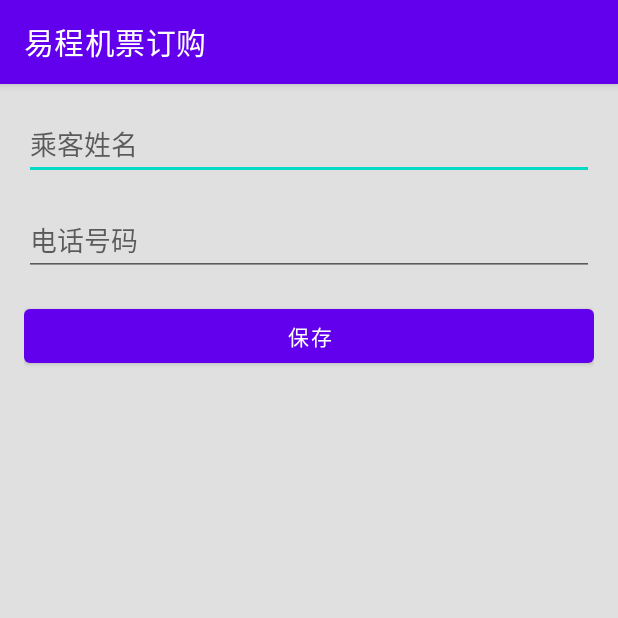
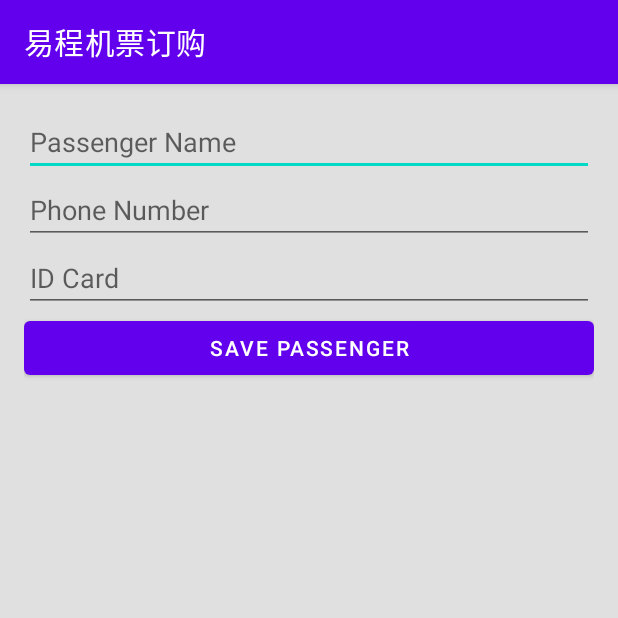
Before and after one commit to Sky-Interest/Book_Airplanetacket, an Android app: the AddPassengerActivity screen opened directly, with no data from a screen before it, on a phone screen of 412 x 824 dp, the top half of it. Run offline under Robolectric (Android 15) with nearby library versions, the phone set to English and light mode, and no system bars.

Commit message:
BUG修复：优化添加乘客逻辑

```diff
--- a/app/src/main/java/com/example/book_airplanetacket/DatabaseHelper.java
+++ b/app/src/main/java/com/example/book_airplanetacket/DatabaseHelper.java
@@ -25,6 +25,7 @@ public class DatabaseHelper extends SQLiteOpenHelper {
     public static final String COLUMN_PASSENGER_ID = "id";
     public static final String COLUMN_PASSENGER_NAME = "name";
     public static final String COLUMN_PHONE_NUMBER = "phone_number";
+    public static final String COLUMN_ID_CARD = "id_card";  // 新增字段：身份证
 
     // 用户表相关字段
     public static final String TABLE_USERS = "users";
@@ -49,7 +50,7 @@ public class DatabaseHelper extends SQLiteOpenHelper {
 
     // 数据库名称和版本
     private static final String DATABASE_NAME = "air_ticket_booking.db";
-    private static final int DATABASE_VERSION = 3;
+    private static final int DATABASE_VERSION = 4; // 更新数据库版本
 
     // 创建表的 SQL 语句
     private static final String SQL_CREATE_TICKETS_TABLE = "CREATE TABLE " +
@@ -71,7 +72,8 @@ public class DatabaseHelper extends SQLiteOpenHelper {
             TABLE_PASSENGERS + "(" +
             COLUMN_PASSENGER_ID + " INTEGER PRIMARY KEY AUTOINCREMENT, " +
             COLUMN_PASSENGER_NAME + " TEXT, " +
-            COLUMN_PHONE_NUMBER + " TEXT" +
+            COLUMN_PHONE_NUMBER + " TEXT, " +
+            COLUMN_ID_CARD + " TEXT" +  // 新增字段：身份证
             ")";
 
     private static final String SQL_CREATE_USERS_TABLE = "CREATE TABLE " +
--- a/app/src/main/res/layout/activity_add_passenger.xml
+++ b/app/src/main/res/layout/activity_add_passenger.xml
@@ -9,20 +9,24 @@
         android:id="@+id/etPassengerName"
         android:layout_width="match_parent"
         android:layout_height="wrap_content"
-        android:hint="乘客姓名" />
+        android:hint="Passenger Name" />
 
     <EditText
         android:id="@+id/etPhoneNumber"
         android:layout_width="match_parent"
         android:layout_height="wrap_content"
-        android:hint="电话号码"
-        android:inputType="phone"
-        android:layout_marginTop="16dp" />
+        android:hint="Phone Number" />
+
+    <EditText
+        android:id="@+id/etIdCard"
+        android:layout_width="match_parent"
+        android:layout_height="wrap_content"
+        android:hint="ID Card" />
 
     <Button
         android:id="@+id/btnSavePassenger"
         android:layout_width="match_parent"
         android:layout_height="wrap_content"
-        android:text="保存"
-        android:layout_marginTop="16dp" />
+        android:text="Save Passenger" />
+
 </LinearLayout>
```
Also changed, not shown: app/src/main/java/com/example/book_airplanetacket/AddPassengerActivity.java (+10 -5 lines).
